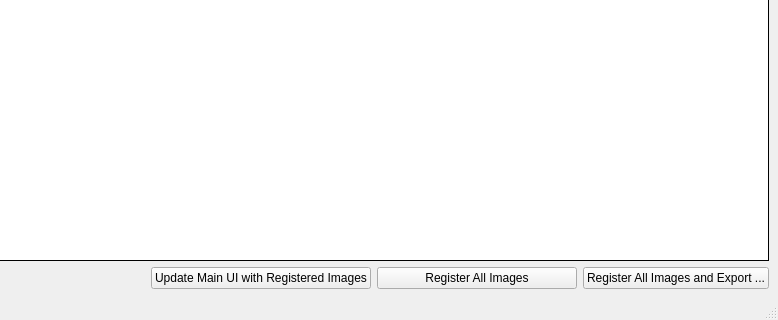
Above: ui/ui_registration_profile.ui from neutronimaging/python_notebooks before the change; both pictures show x 229 to 1007 and y 829 to 1149 of the 1007 by 1149 pixel window. Below: the same form after it.
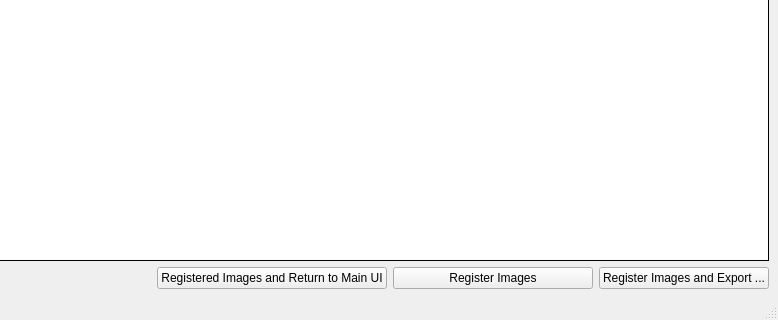
That is the form after the change.

Commit message: Repopulation on main UI works

Patch:
```diff
--- a/ui/ui_registration_profile.ui
+++ b/ui/ui_registration_profile.ui
@@ -314,7 +314,7 @@
            <item>
             <widget class="QPushButton" name="pushButton">
              <property name="text">
-              <string>Update Main UI with Registered Images</string>
+              <string>Registered Images and Return to Main UI</string>
              </property>
             </widget>
            </item>
@@ -327,14 +327,14 @@
               </size>
              </property>
              <property name="text">
-              <string>Register All Images</string>
+              <string>Register Images</string>
              </property>
             </widget>
            </item>
            <item>
             <widget class="QPushButton" name="export_button">
              <property name="text">
-              <string>Register All Images and Export ...</string>
+              <string>Register Images and Export ...</string>
              </property>
             </widget>
            </item>
```
Left out of the diff: 33 changed lines with no effect on the pictures. The commit also changes 6 other files.
